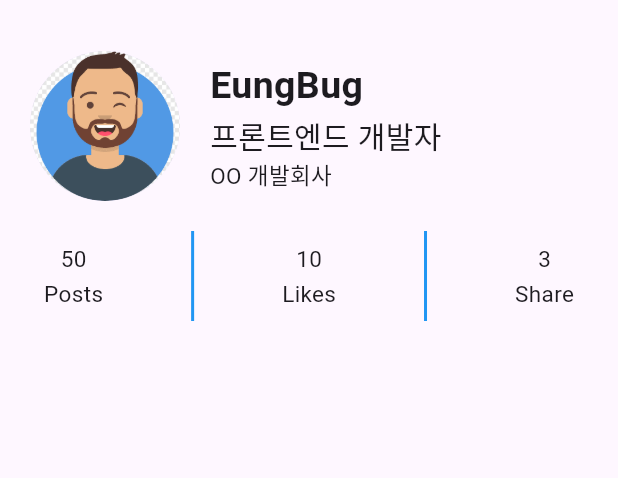
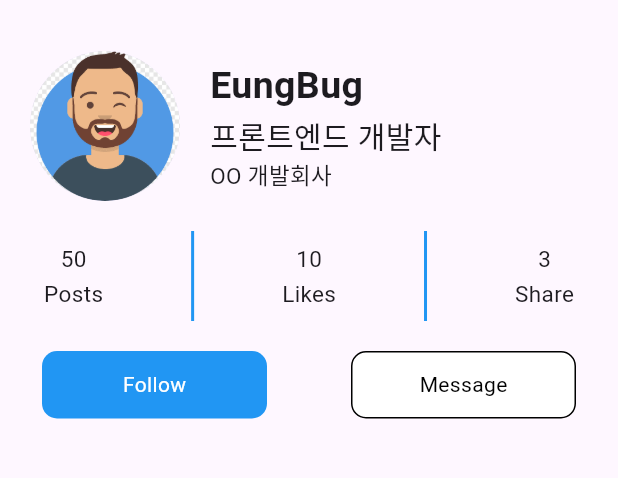
Before and after one commit to EungBug/flutter_ui, a Flutter app: the screen it shows after launch, on a phone screen of 412 x 824 dp, the part 63-541 px from its top. Run offline on Flutter 3.47's test engine with Material 3 defaults, Android fonts, the phone set to English and light mode, and no system bars.

Commit message:
💄 InkWell로 버튼 위젯 추가

```diff
--- a/profile_app/lib/components/profile_buttons.dart
+++ b/profile_app/lib/components/profile_buttons.dart
@@ -15,10 +15,45 @@ class ProfileButtons extends StatelessWidget {
   }
 
   Widget _buildFollowButton() {
-    return const SizedBox();
+    return InkWell(
+      onTap: () {},
+      child: Container(
+        alignment: Alignment.center,
+        width: 150,
+        height: 45,
+        decoration: BoxDecoration(
+          color: Colors.blue,
+          borderRadius: BorderRadius.circular(10),
+        ),
+        child: const Text(
+          'Follow',
+          style: TextStyle(
+            color: Colors.white,
+          ),
+        ),
+      ),
+    );
   }
 
   Widget _buildMessageButton() {
-    return const SizedBox();
+    return InkWell(
+      onTap: () {},
+      child: Container(
+        alignment: Alignment.center,
+        width: 150,
+        height: 45,
+        decoration: BoxDecoration(
+          color: Colors.white,
+          border: Border.all(),
+          borderRadius: BorderRadius.circular(10),
+        ),
+        child: const Text(
+          'Message',
+          style: TextStyle(
+            color: Colors.black,
+          ),
+        ),
+      ),
+    );
   }
 }
```
